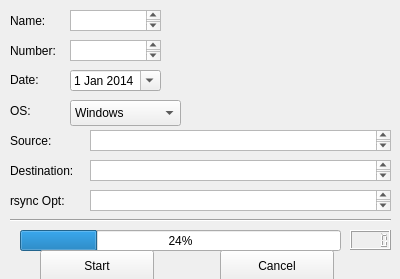
Qt form cougarbackup.ui (mneavor/CougarBackup) before a commit.
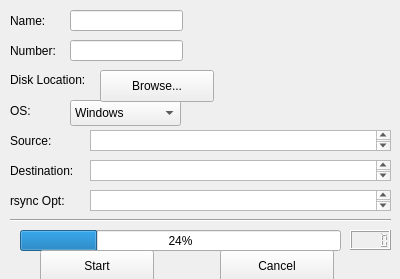
The same form after that commit.

Commit message:
Browse Button
Browse Button now working.
Source and Destination Directories now populate.

```diff
--- a/cougarbackup.ui
+++ b/cougarbackup.ui
@@ -13,16 +13,6 @@
   <property name="windowTitle">
    <string>CougarBackup</string>
   </property>
-  <widget class="QTextEdit" name="textEdit_name">
-   <property name="geometry">
-    <rect>
-     <x>70</x>
-     <y>10</y>
-     <width>91</width>
-     <height>21</height>
-    </rect>
-   </property>
-  </widget>
   <widget class="QLabel" name="label_name">
    <property name="geometry">
     <rect>
@@ -49,47 +39,17 @@
     <string>Number:</string>
    </property>
   </widget>
-  <widget class="QTextEdit" name="textEdit_number">
-   <property name="geometry">
-    <rect>
-     <x>70</x>
-     <y>40</y>
-     <width>91</width>
-     <height>21</height>
-    </rect>
-   </property>
-  </widget>
-  <widget class="QDateEdit" name="dateEdit_date">
-   <property name="geometry">
-    <rect>
-     <x>70</x>
-     <y>70</y>
-     <width>91</width>
-     <height>21</height>
-    </rect>
-   </property>
-   <property name="calendarPopup">
-    <bool>true</bool>
-   </property>
-   <property name="date">
-    <date>
-     <year>2014</year>
-     <month>1</month>
-     <day>1</day>
-    </date>
-   </property>
-  </widget>
-  <widget class="QLabel" name="label_date">
+  <widget class="QLabel" name="label_diskLocation">
    <property name="geometry">
     <rect>
      <x>10</x>
      <y>70</y>
-     <width>61</width>
+     <width>91</width>
      <height>20</height>
     </rect>
    </property>
    <property name="text">
-    <string>Date:</string>
+    <string>Disk Location:</string>
    </property>
   </widget>
   <widget class="QProgressBar" name="progressBar_rsyncProgress">
@@ -261,6 +221,39 @@
     <string>rsync Opt:</string>
    </property>
   </widget>
+  <widget class="QLineEdit" name="lineEdit_name">
+   <property name="geometry">
+    <rect>
+     <x>70</x>
+     <y>10</y>
+     <width>113</width>
+     <height>21</height>
+    </rect>
+   </property>
+  </widget>
+  <widget class="QLineEdit" name="lineEdit_number">
+   <property name="geometry">
+    <rect>
+     <x>70</x>
+     <y>40</y>
+     <width>113</width>
+     <height>21</height>
+    </rect>
+   </property>
+  </widget>
+  <widget class="QPushButton" name="pushButton_browse">
+   <property name="geometry">
+    <rect>
+     <x>100</x>
+     <y>70</y>
+     <width>114</width>
+     <height>32</height>
+    </rect>
+   </property>
+   <property name="text">
+    <string>Browse...</string>
+   </property>
+  </widget>
  </widget>
  <layoutdefault spacing="6" margin="11"/>
  <resources/>
```
The commit also changes 3 other files.
